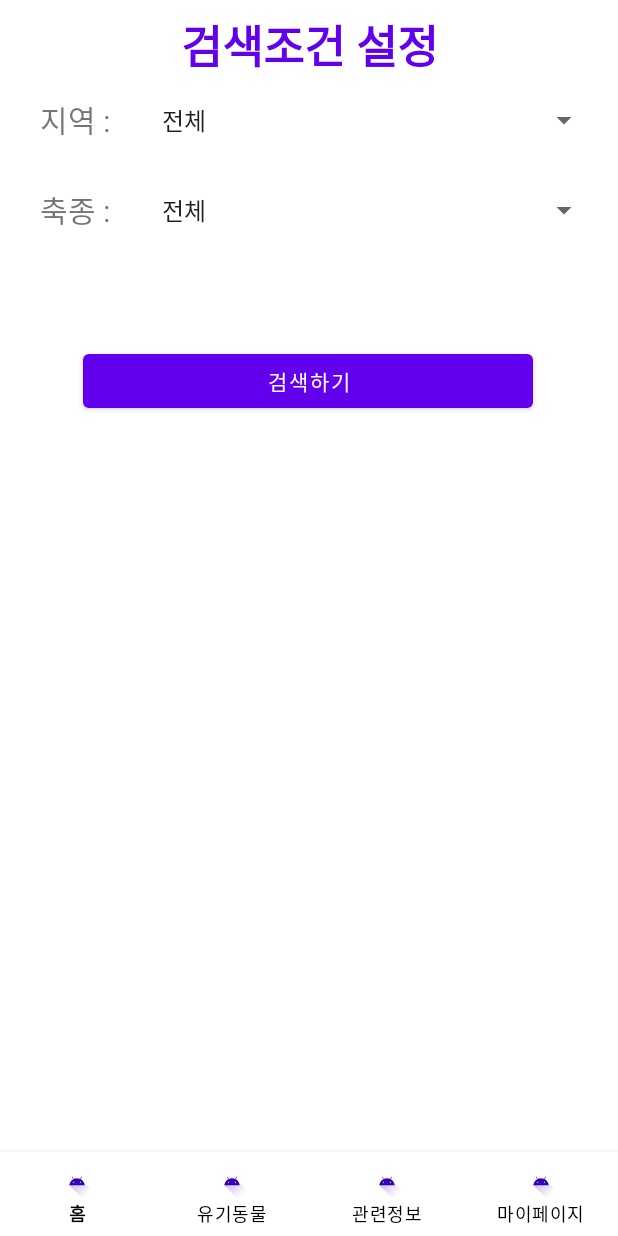
After one commit to JinjangKang/MPProject, an Android app: the fragment FilterSettingFragment placed in its activity, on a phone screen of 412 x 824 dp. The commit adds this screen. Run offline under Robolectric (Android 15) with nearby library versions, the phone set to English and light mode, and no system bars; our stand-ins replace Firebase (no records; nobody signed in at launch, a user with empty details on screens opened directly); network calls fail.

Commit message:
유기동물 필터 완성 !!!!!!!!!!!!!!!!!!!!!!!!!!!!!!!!!!!!!!!!!!!!

```diff
--- /dev/null
+++ b/app/src/main/java/com/example/pit_a_pet/FilterData.kt
@@ -0,0 +1,6 @@
+package com.example.pit_a_pet
+
+data class FilterData(
+    val region: String,
+    val type: String
+)
--- /dev/null
+++ b/app/src/main/java/com/example/pit_a_pet/FilterSettingFragment.kt
@@ -0,0 +1,133 @@
+package com.example.pit_a_pet
+
+import android.os.Bundle
+import androidx.fragment.app.Fragment
+import android.view.LayoutInflater
+import android.view.View
+import android.view.ViewGroup
+import android.widget.AdapterView
+import android.widget.ArrayAdapter
+import android.widget.Button
+import android.widget.Spinner
+import com.example.pit_a_pet.databinding.FragmentFilterSettingBinding
+
+// TODO: Rename parameter arguments, choose names that match
+// the fragment initialization parameters, e.g. ARG_ITEM_NUMBER
+private const val ARG_PARAM1 = "param1"
+private const val ARG_PARAM2 = "param2"
+
+/**
+ * A simple [Fragment] subclass.
+ * Use the [FilterSettingFragment.newInstance] factory method to
+ * create an instance of this fragment.
+ */
+
+interface FilterListener {
+    fun onFilterApplied(filterData: FilterData)
+}
+
+class FilterSettingFragment : Fragment() {
+    // TODO: Rename and change types of parameters
+    private var param1: String? = null
+    private var param2: String? = null
+
+    private lateinit var binding : FragmentFilterSettingBinding
+
+    private var listener: FilterListener? = null
+
+    override fun onCreate(savedInstanceState: Bundle?) {
+        super.onCreate(savedInstanceState)
+        arguments?.let {
+            param1 = it.getString(ARG_PARAM1)
+            param2 = it.getString(ARG_PARAM2)
+        }
+    }
+
+    override fun onCreateView(inflater: LayoutInflater, container: ViewGroup?,
+                              savedInstanceState: Bundle?): View? {
+
+        binding = FragmentFilterSettingBinding.inflate(inflater,container,false)
+
+        // 스피너에 표시할 카테고리 리스트
+        val regionList = listOf("전체", "서울특별시", "인천광역시", "대전광역시", "대구광역시", "울산광역시", "광주광역시", "부산광역시", "세종특별자치시",
+            "경기도", "강원도", "충청북도", "충청남도", "경상북도", "경상남도", "전라북도", "전라남도", "제주특별자치도")
+        val typeList = listOf("전체", "개", "고양이", "기타축종")
+
+        // 스피너 어댑터 생성
+        val regionspinnerAdapter = ArrayAdapter(requireContext(), android.R.layout.simple_spinner_item, regionList)
+        regionspinnerAdapter.setDropDownViewResource(android.R.layout.simple_spinner_dropdown_item)
+        val typespinnerAdapter = ArrayAdapter(requireContext(), android.R.layout.simple_spinner_item, typeList)
+        typespinnerAdapter.setDropDownViewResource(android.R.layout.simple_spinner_dropdown_item)
+
+        // 스피너 초기화 및 어댑터 설정
+        val regionSpinner: Spinner = binding.regionspinner
+        regionSpinner.adapter = regionspinnerAdapter
+        val typeSpinner: Spinner = binding.typespinner
+        typeSpinner.adapter = typespinnerAdapter
+
+
+        // 필터 설정 버튼 클릭 이벤트 처리
+        val btnApplyFilter: Button = binding.btnApplyFilter
+        btnApplyFilter.setOnClickListener {
+            val filterData = createFilterData()
+            listener?.onFilterApplied(filterData)
+            parentFragmentManager.popBackStack()
+        }
+
+        return binding.root
+    }
+
+    override fun onViewCreated(view: View, savedInstanceState: Bundle?) {
+        super.onViewCreated(view, savedInstanceState)
+        setupFilterButton()
+    }
+
+    private fun setupFilterButton() {
+        val btnApplyFilter = binding.btnApplyFilter
+
+        btnApplyFilter.setOnClickListener {
+            val filterData = createFilterData()
+            listener?.onFilterApplied(filterData)
+
+
+
+            parentFragmentManager.popBackStack()
+
+        }
+    }
+
+    private fun createFilterData(): FilterData {
+
+        val regionSpinner: Spinner = binding.regionspinner
+        val regionselectedCategory = regionSpinner.selectedItem.toString()
+        val typeSpinner: Spinner = binding.typespinner
+        val typeselectedCategory = typeSpinner.selectedItem.toString()
+
+
+
+        return FilterData(regionselectedCategory, typeselectedCategory)
+    }
+
+    fun setFilterListener(listener: FilterListener) {
+        this.listener = listener
+    }
+
+    companion object {
+        /**
+         * Use this factory method to create a new instance of
+         * this fragment using the provided parameters.
+         *
+         * @param param1 Parameter 1.
+         * @param param2 Parameter 2.
+         * @return A new instance of fragment FilterSettingFragment.
+         */
+        // TODO: Rename and change types and number of parameters
+        @JvmStatic fun newInstance(param1: String, param2: String) =
+                FilterSettingFragment().apply {
+                    arguments = Bundle().apply {
+                        putString(ARG_PARAM1, param1)
+                        putString(ARG_PARAM2, param2)
+                    }
+                }
+    }
+}
--- a/app/src/main/java/com/example/pit_a_pet/LoadingFragment.kt
+++ b/app/src/main/java/com/example/pit_a_pet/LoadingFragment.kt
@@ -44,7 +44,7 @@
             transaction.addToBackStack(null)
             transaction.commit()
         }
-        timer.postDelayed(runnable, 1000)
+        timer.postDelayed(runnable, 500)
 
         return inflater.inflate(R.layout.fragment_loading, container, false)
     }
--- /dev/null
+++ b/app/src/main/res/layout/fragment_filter_setting.xml
@@ -0,0 +1,76 @@
+<?xml version="1.0" encoding="utf-8"?>
+<FrameLayout xmlns:android="http://schemas.android.com/apk/res/android"
+    xmlns:app="http://schemas.android.com/apk/res-auto"
+    xmlns:tools="http://schemas.android.com/tools"
+    android:layout_width="match_parent"
+    android:layout_height="wrap_content"
+    tools:context=".FilterSettingFragment">
+
+
+    <androidx.constraintlayout.widget.ConstraintLayout
+        android:layout_width="match_parent"
+        android:layout_height="match_parent">
+
+        <TextView
+            android:id="@+id/textView2"
+            android:layout_width="match_parent"
+            android:layout_height="60dp"
+            android:gravity="center"
+            android:text="검색조건 설정"
+            android:textColor="@color/purple_500"
+            android:textSize="30sp"
+            android:textStyle="bold"
+            app:layout_constraintStart_toStartOf="parent"
+            app:layout_constraintTop_toTopOf="parent" />
+
+        <Spinner
+            android:id="@+id/regionspinner"
+            android:layout_width="300dp"
+            android:layout_height="40dp"
+            app:layout_constraintStart_toEndOf="@+id/textView3"
+            app:layout_constraintTop_toBottomOf="@+id/textView2" />
+
+        <Spinner
+            android:id="@+id/typespinner"
+            android:layout_width="300dp"
+            android:layout_height="40dp"
+            android:layout_marginTop="20dp"
+            app:layout_constraintStart_toEndOf="@+id/textView5"
+            app:layout_constraintTop_toBottomOf="@+id/regionspinner" />
+
+        <TextView
+            android:id="@+id/textView3"
+            android:layout_width="100dp"
+            android:layout_height="40dp"
+            android:gravity="center"
+            android:text="지역 :"
+            android:textSize="20sp"
+            app:layout_constraintStart_toStartOf="parent"
+            app:layout_constraintTop_toBottomOf="@+id/textView2" />
+
+        <TextView
+            android:id="@+id/textView5"
+            android:layout_width="100dp"
+            android:layout_height="40dp"
+            android:layout_marginTop="20dp"
+            android:gravity="center"
+            android:text="축종 :"
+            android:textSize="20sp"
+            app:layout_constraintStart_toStartOf="parent"
+            app:layout_constraintTop_toBottomOf="@+id/textView3" />
+
+        <Button
+            android:id="@+id/btnApplyFilter"
+            android:layout_width="300dp"
+            android:layout_height="wrap_content"
+            android:layout_marginStart="55dp"
+            android:layout_marginTop="70dp"
+            android:layout_marginBottom="20dp"
+            android:text="검색하기"
+            app:layout_constraintBottom_toBottomOf="parent"
+            app:layout_constraintStart_toStartOf="parent"
+            app:layout_constraintTop_toBottomOf="@+id/typespinner" />
+
+    </androidx.constraintlayout.widget.ConstraintLayout>
+
+</FrameLayout>
```
Also changed, not shown: app/src/main/java/com/example/pit_a_pet/PetFragment.kt (+118 -48 lines), app/src/main/java/com/example/pit_a_pet/RVAdapter.kt (+14 -7 lines), app/src/main/res/layout/fragment_pet.xml (+27 -7 lines), app/src/main/res/layout/petlist.xml (+23 -3 lines).
